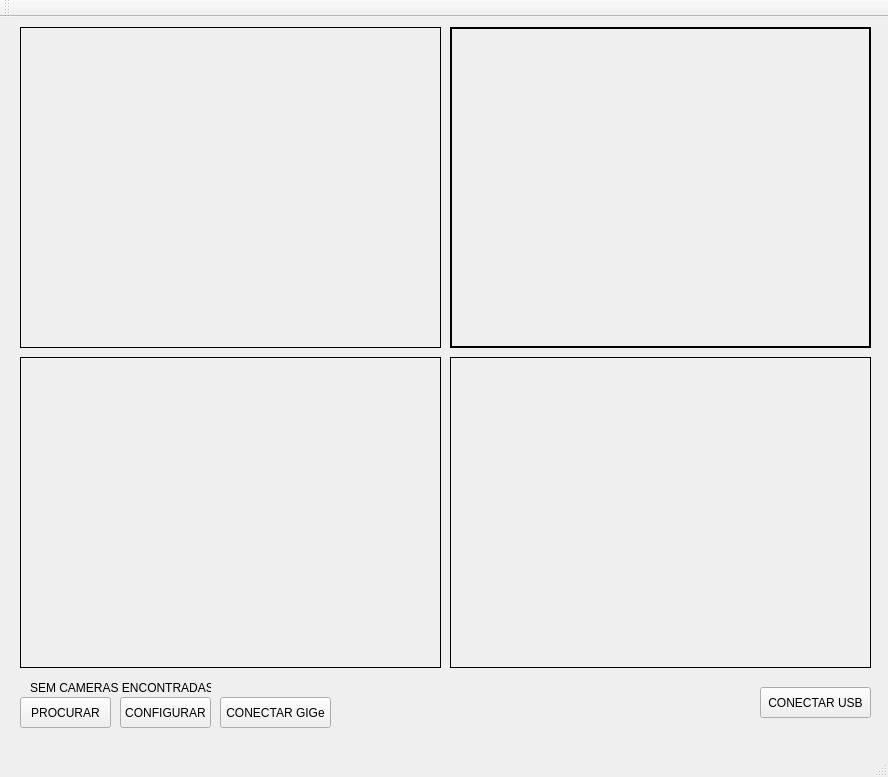
lmhonorio/QtMRSVisionv2, file mainwindow.ui: the form before one commit.
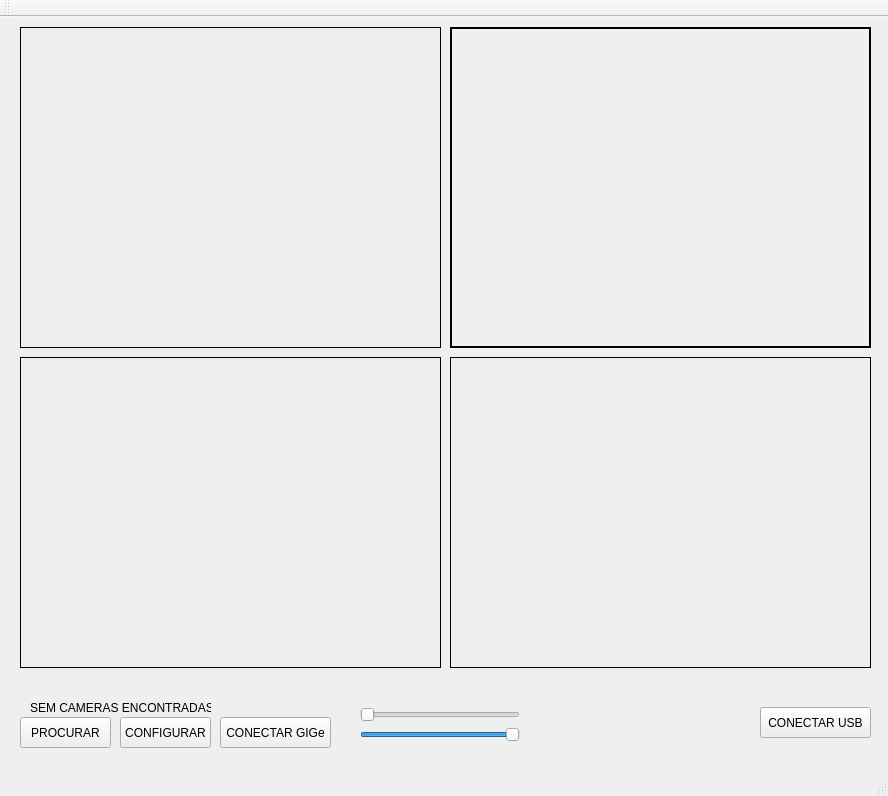
The form after the commit.

```diff
--- a/mainwindow.ui
+++ b/mainwindow.ui
@@ -7,7 +7,7 @@
     <x>0</x>
     <y>0</y>
     <width>888</width>
-    <height>777</height>
+    <height>796</height>
    </rect>
   </property>
   <property name="windowTitle">
@@ -18,7 +18,7 @@
     <property name="geometry">
      <rect>
       <x>220</x>
-      <y>680</y>
+      <y>700</y>
       <width>111</width>
       <height>31</height>
      </rect>
@@ -56,7 +56,7 @@
     <property name="geometry">
      <rect>
       <x>20</x>
-      <y>680</y>
+      <y>700</y>
       <width>91</width>
       <height>31</height>
      </rect>
@@ -69,7 +69,7 @@
     <property name="geometry">
      <rect>
       <x>30</x>
-      <y>660</y>
+      <y>680</y>
       <width>181</width>
       <height>21</height>
      </rect>
@@ -82,7 +82,7 @@
     <property name="geometry">
      <rect>
       <x>760</x>
-      <y>670</y>
+      <y>690</y>
       <width>111</width>
       <height>31</height>
      </rect>
@@ -117,7 +117,7 @@
     <property name="geometry">
      <rect>
       <x>120</x>
-      <y>680</y>
+      <y>700</y>
       <width>91</width>
       <height>31</height>
      </rect>
@@ -158,6 +158,41 @@
      <string/>
     </property>
    </widget>
+   <widget class="QSlider" name="qthrshould1">
+    <property name="geometry">
+     <rect>
+      <x>360</x>
+      <y>690</y>
+      <width>160</width>
+      <height>16</height>
+     </rect>
+    </property>
+    <property name="maximum">
+     <number>200</number>
+    </property>
+    <property name="orientation">
+     <enum>Qt::Horizontal</enum>
+    </property>
+   </widget>
+   <widget class="QSlider" name="qthrshould2">
+    <property name="geometry">
+     <rect>
+      <x>360</x>
+      <y>710</y>
+      <width>160</width>
+      <height>16</height>
+     </rect>
+    </property>
+    <property name="maximum">
+     <number>200</number>
+    </property>
+    <property name="value">
+     <number>200</number>
+    </property>
+    <property name="orientation">
+     <enum>Qt::Horizontal</enum>
+    </property>
+   </widget>
   </widget>
   <widget class="QMenuBar" name="menuBar">
    <property name="geometry">
```
